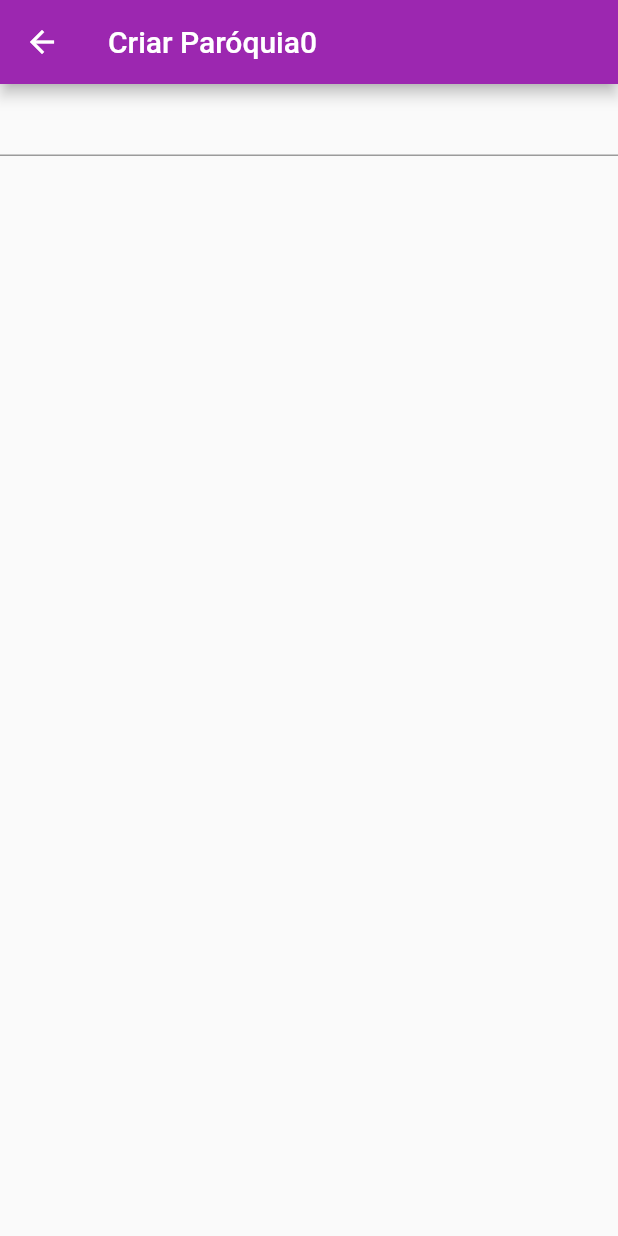
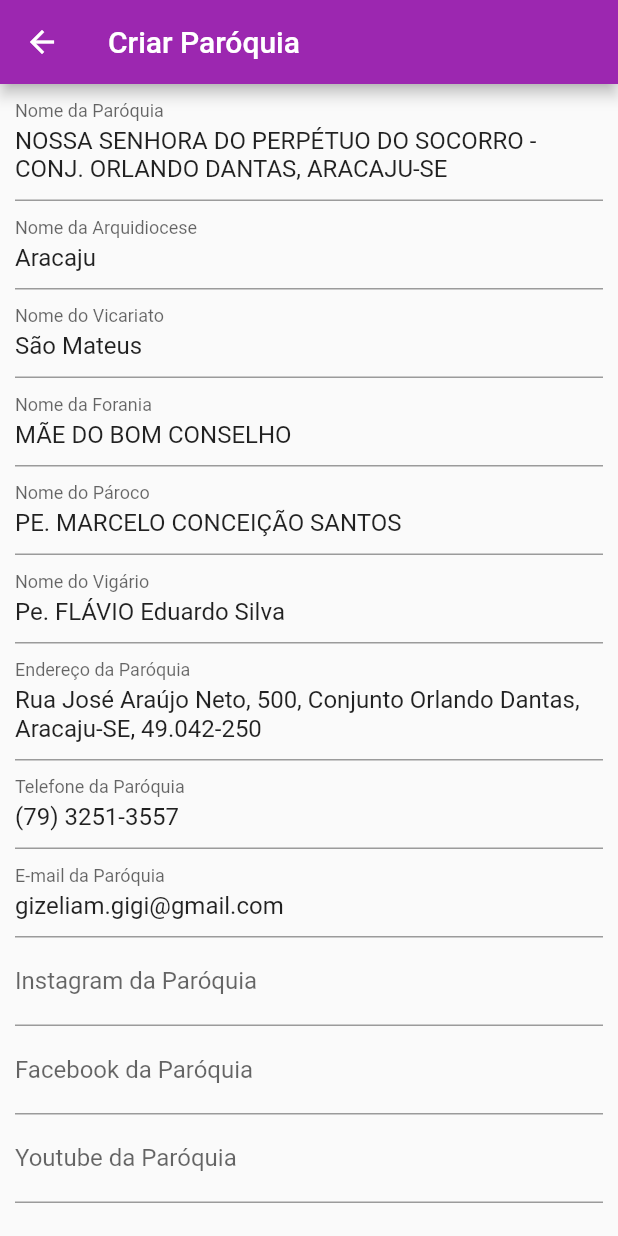
Before and after one commit to Theuzhck/Par-quia, a Flutter app: the screen it shows after launch, after a tap on the "add" icon, on a phone screen of 412 x 824 dp. Run offline on Flutter 3.47's test engine with Material 2 defaults, Android fonts, the phone set to English and light mode, and no system bars; missing offline and left inert: dart:ffi.

Commit message:
Página de detalhamento da paróquia

```diff
--- a/cmp/lib/assets/data/database-test.json
+++ b/cmp/lib/assets/data/database-test.json
@@ -1,7 +1,7 @@
 {
     "data":[
         {
-        "id": "1",
+        "id": "0",
         "paroquia": "NOSSA SENHORA DO PERPÉTUO DO SOCORRO - CONJ. ORLANDO DANTAS, ARACAJU-SE",
         "arquidiocese": "Aracaju",
         "vicariato": "São Mateus",
@@ -16,7 +16,7 @@
         "youtube": null
     },
     {
-        "id": "2",
+        "id": "1",
         "paroquia": "PARÓQUIA BOM JESUS DOS NAVEGANTES - BAIRRO ATALAIA NOVA, BARRA DOS COQUEIROS-SE",
         "arquidiocese": "Aracaju",
         "vicariato": "São Pedro",
@@ -31,7 +31,7 @@
         "youtube": null
     },
     {
-        "id": "3",
+        "id": "2",
         "paroquia": "PARÓQUIA BOM JESUS DOS NAVEGANTES - BAIRRO ATALAIA, ARACAJU-SE",
         "arquidiocese": "Aracaju",
         "vicariato": "São Mateus",
--- a/cmp/lib/ui/list_parish_page.dart
+++ b/cmp/lib/ui/list_parish_page.dart
@@ -26,7 +26,6 @@ class _ListParishPageState extends State<ListParishPage> {
         await rootBundle.loadString('lib/assets/data/database-test.json');
     final data = await json.decode(response);
     setState(() {
-      print(data['data']);
       _items = data["data"];
     });
   }
@@ -49,7 +48,8 @@ class _ListParishPageState extends State<ListParishPage> {
                   context,
                   MaterialPageRoute(
                     builder: (context) => ModifyParishPage(
-                        title: 'Modificar Paróquia', id: _items[index]["id"]),
+                        title: 'Modificar Paróquia',
+                        id: int.parse(_items[index]["id"])),
                   ),
                 ),
                 child: Expanded(
--- a/cmp/lib/ui/modify_parish_page.dart
+++ b/cmp/lib/ui/modify_parish_page.dart
@@ -1,5 +1,7 @@
-import 'package:cmp/utils/arguments.dart';
+import 'dart:convert';
+
 import 'package:flutter/material.dart';
+import 'package:flutter/services.dart';
 
 class ModifyParishPage extends StatefulWidget {
   const ModifyParishPage({Key? key, required this.title, required this.id})
@@ -15,18 +17,155 @@ class ModifyParishPage extends StatefulWidget {
 
 class _ModifyParishPageState extends State<ModifyParishPage> {
   @override
+  void initState() {
+    super.initState();
+    readJson();
+  }
+
+  List _items = [];
+
+  Future<void> readJson() async {
+    final String response =
+        await rootBundle.loadString('lib/assets/data/database-test.json');
+    final data = await json.decode(response);
+    setState(() {
+      _items = data["data"];
+    });
+  }
+
+  @override
   Widget build(BuildContext context) {
-    // final arguments = ModalRoute.of(context).settings.arguments as Arguments;
-
     return Scaffold(
-      appBar: AppBar(
-        title: Text(widget.title + widget.id.toString()),
-      ),
-      body: Center(
-        child: ListView(children: [
-          const TextField(),
-        ]),
-      ),
-    );
+        appBar: AppBar(
+          title: Text(widget.title),
+        ),
+        body: Center(
+          child: ListView(children: [
+            Padding(
+              padding: const EdgeInsets.symmetric(horizontal: 10.0),
+              child: TextFormField(
+                initialValue: _items[widget.id]["paroquia"],
+                maxLines: 2,
+                minLines: 1,
+                decoration: const InputDecoration(
+                  border: UnderlineInputBorder(),
+                  labelText: 'Nome da Paróquia',
+                ),
+              ),
+            ),
+            Padding(
+              padding: const EdgeInsets.symmetric(horizontal: 10.0),
+              child: TextFormField(
+                decoration: const InputDecoration(
+                  border: UnderlineInputBorder(),
+                  labelText: 'Nome da Arquidiocese',
+                ),
+                initialValue: _items[widget.id]["arquidiocese"],
+              ),
+            ),
+            Padding(
+              padding: const EdgeInsets.symmetric(horizontal: 10.0),
+              child: TextFormField(
+                decoration: const InputDecoration(
+                  border: UnderlineInputBorder(),
+                  labelText: 'Nome do Vicariato',
+                ),
+                initialValue: _items[widget.id]["vicariato"],
+              ),
+            ),
+            Padding(
+              padding: const EdgeInsets.symmetric(horizontal: 10.0),
+              child: TextFormField(
+                decoration: const InputDecoration(
+                  border: UnderlineInputBorder(),
+                  labelText: 'Nome da Forania',
+                ),
+                initialValue: _items[widget.id]["forania"],
+              ),
+            ),
+            Padding(
+              padding: const EdgeInsets.symmetric(horizontal: 10.0),
+              child: TextFormField(
+                decoration: const InputDecoration(
+                  border: UnderlineInputBorder(),
+                  labelText: 'Nome do Pároco',
+                ),
+                initialValue: _items[widget.id]["paroco"],
+              ),
+            ),
+            Padding(
+              padding: const EdgeInsets.symmetric(horizontal: 10.0),
+              child: TextFormField(
+                decoration: const InputDecoration(
+                  border: UnderlineInputBorder(),
+                  labelText: 'Nome do Vigário',
+                ),
+                initialValue: _items[widget.id]["vigario"],
+              ),
+            ),
+            Padding(
+              padding: const EdgeInsets.symmetric(horizontal: 10.0),
+              child: TextFormField(
+                decoration: const InputDecoration(
+                  border: UnderlineInputBorder(),
+                  labelText: 'Endereço da Paróquia',
+                ),
+                initialValue: _items[widget.id]["endereco"],
+                maxLines: 2,
+                minLines: 1,
+              ),
+            ),
+            Padding(
+              padding: const EdgeInsets.symmetric(horizontal: 10.0),
+              child: TextFormField(
+                decoration: const InputDecoration(
+                  border: UnderlineInputBorder(),
+                  labelText: 'Telefone da Paróquia',
+                ),
+                initialValue: _items[widget.id]["telefone"],
+              ),
+            ),
+            Padding(
+              padding: const EdgeInsets.symmetric(horizontal: 10.0),
+              child: TextFormField(
+                decoration: const InputDecoration(
+                  border: UnderlineInputBorder(),
+                  labelText: 'E-mail da Paróquia',
+                ),
+                initialValue: _items[widget.id]["email"],
+              ),
+            ),
+            Padding(
+              padding: const EdgeInsets.symmetric(horizontal: 10.0),
+              child: TextFormField(
+                decoration: const InputDecoration(
+                  border: UnderlineInputBorder(),
+                  labelText: 'Instagram da Paróquia',
+                ),
+                initialValue: _items[widget.id]["instagram"],
+              ),
+            ),
+            Padding(
+              padding: const EdgeInsets.symmetric(horizontal: 10.0),
+              child: TextFormField(
+                decoration: const InputDecoration(
+                  border: UnderlineInputBorder(),
+                  labelText: 'Facebook da Paróquia',
+                ),
+                initialValue: _items[widget.id]["facebook"],
+              ),
+            ),
+            Padding(
+              padding: const EdgeInsets.symmetric(horizontal: 10.0),
+              child: TextFormField(
+                decoration: const InputDecoration(
+                  border: UnderlineInputBorder(),
+                  labelText: 'Youtube da Paróquia',
+                ),
+                initialValue: _items[widget.id]["youtube"],
+              ),
+            ),
+          ]),
+        ));
   }
 }
```
